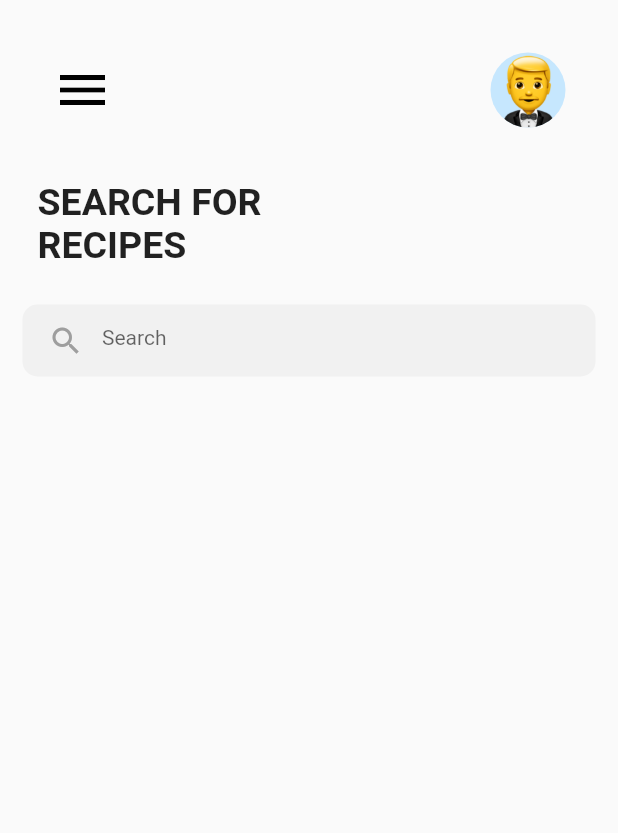
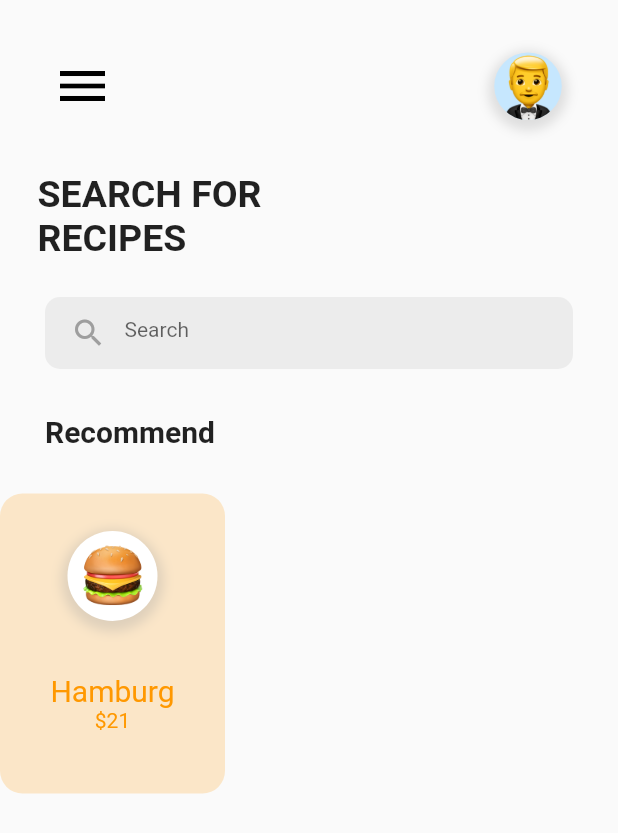
Before and after one commit to spaceman1412/emoji-app, a Flutter app: the screen it shows after launch, on a phone screen of 412 x 824 dp. Shown: the top 833 px of the screen. Run offline on Flutter 3.47's test engine with Material 2 defaults, Android fonts, the light colour scheme and no system bars.

Commit message:
Add list

```diff
--- a/lib/screens/home_screen.dart
+++ b/lib/screens/home_screen.dart
@@ -13,12 +13,87 @@
               CustomAppBar(),
               Title(),
               SizedBox(height: 25.0),
+              CustomTextBox(),
               Padding(
-                padding: EdgeInsets.only(left: 15.0, right: 15.0),
+                padding: const EdgeInsets.all(30.0),
+                child: Text(
+                  'Recommend',
+                  style: TextStyle(
+                    fontWeight: FontWeight.bold,
+                    fontSize: 20,
+                  ),
+                ),
+              ),
+              Container(
+                child: Padding(
+                  padding: const EdgeInsets.all(25.0),
+                  child: Column(
+                    children: <Widget>[
+                      Container(
+                        width: 60,
+                        height: 60,
+                        decoration: BoxDecoration(
+                          color: Colors.white,
+                          shape: BoxShape.circle,
+                          boxShadow: [
+                            BoxShadow(
+                              color: Colors.grey.withOpacity(0.3),
+                              blurRadius: 6.0,
+                              spreadRadius: 4.0,
+                              offset: Offset(0.0, 3.0),
+                            )
+                          ],
+                        ),
+                        child: Transform.scale(
+                          scale: 0.7,
+                          child: Image(
+                            image: AssetImage('assets/images/burger.png'),
+                            fit: BoxFit.contain,
+                          ),
+                        ),
+                      ),
+                      SizedBox(
+                        height: 35,
+                      ),
+                      Text(
+                        'Hamburg',
+                        style: TextStyle(color: Colors.orange, fontSize: 20),
+                      ),
+                      Text(
+                        '\$21',
+                        style: TextStyle(color: Colors.orange),
+                      ),
+                    ],
+                  ),
+                ),
+                width: 150,
+                height: 200,
+                decoration: BoxDecoration(
+                  color: Colors.orange.withOpacity(0.2),
+                  borderRadius: BorderRadius.circular(15),
+                ),
+              ),
+            ],
+          ),
+        ),
+      ),
+    );
+  }
+}
+
+class CustomTextBox extends StatelessWidget {
+  const CustomTextBox({
+    Key? key,
+  }) : super(key: key);
+
+  @override
+  Widget build(BuildContext context) {
+    return Padding(
+      padding: EdgeInsets.only(left: 30.0, right: 30.0),
       child: Container(
         padding: EdgeInsets.only(left: 5.0),
         decoration: BoxDecoration(
-                      color: Colors.grey.withOpacity(0.1),
+            color: Colors.grey.withOpacity(0.15),
             borderRadius: BorderRadius.circular(10.0)),
         child: TextField(
           decoration: InputDecoration(
@@ -27,11 +102,6 @@
               border: InputBorder.none,
               fillColor: Colors.grey.withOpacity(0.5),
               prefixIcon: Icon(Icons.search, color: Colors.grey)),
-                  ),
-                ),
-              ),
-            ],
-          ),
         ),
       ),
     );
@@ -88,7 +158,7 @@
           ),
           Container(
             width: 50,
-            height: 50,
+            height: 45,
             decoration: BoxDecoration(
                 color: Color(0xFFC6E7FE),
                 shape: BoxShape.circle,
@@ -96,7 +166,14 @@
                   image: AssetImage('assets/images/tuxedo.png'),
                   fit: BoxFit.contain,
                 ),
-            ),
+                boxShadow: [
+                  BoxShadow(
+                    color: Colors.grey.withOpacity(0.3),
+                    blurRadius: 6.0,
+                    spreadRadius: 4.0,
+                    offset: Offset(0.0, 3.0),
+                  )
+                ]),
           ),
         ],
       ),
```
Also changed, not shown: assets/images/burger.png (added). Lines whose indentation alone changed are shown as unchanged.
